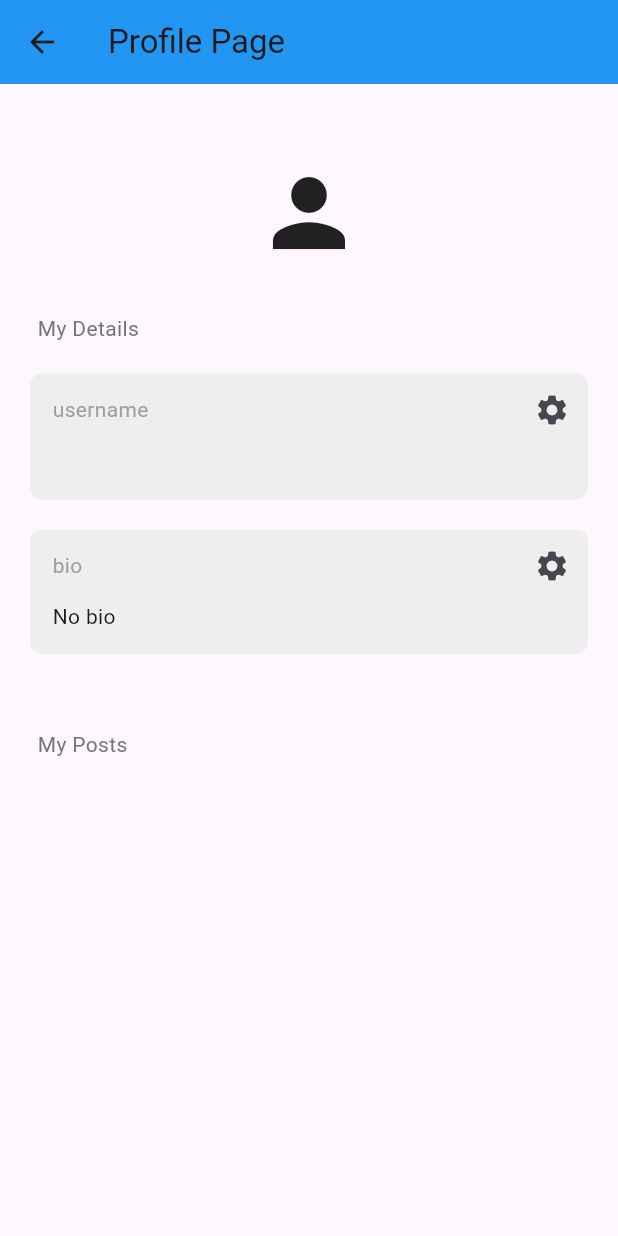
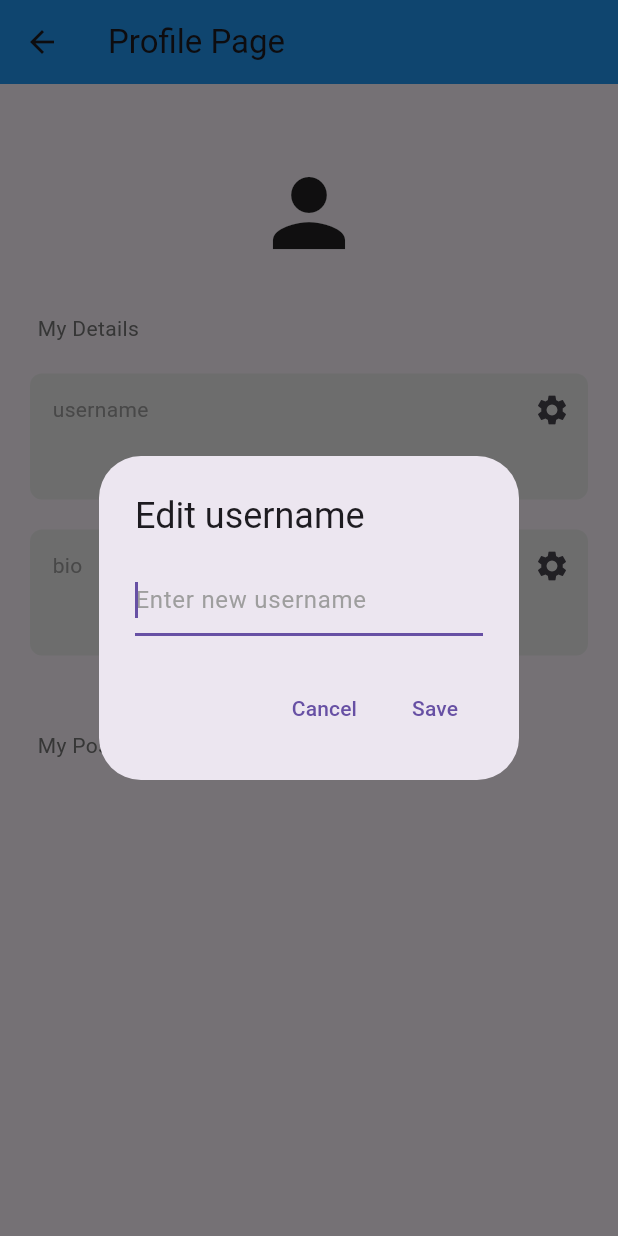
Before and after one commit to kevingallardo52/memeStream, a Flutter app: the ProfilePage screen opened directly, after a tap on the "settings" icon, on a phone screen of 412 x 824 dp. Run offline on Flutter 3.47's test engine with Material 3 defaults, Android fonts, the phone set to English and light mode, and no system bars; our stand-ins replace cloud_firestore, firebase_auth, firebase_core; accounts and stored records are empty.

Commit message:
profile added

```diff
--- a/flutter_application_1/lib/pages/profile.dart
+++ b/flutter_application_1/lib/pages/profile.dart
@@ -12,14 +12,59 @@ class ProfilePage extends StatefulWidget {
 
 class _ProfilePageState extends State<ProfilePage> {
   final currentUser = FirebaseAuth.instance.currentUser!;
+  // all users
+  final userCollection = FirebaseFirestore.instance.collection('Users');
 
-  // edit field
-  Future<void> editField(String field) async {}
+  // Edit field
+  Future<void> editField(String field) async {
+    String newValue = "";
+    await showDialog(
+      context: context,
+      builder: (context) => AlertDialog(
+        title: Text("Edit " + field),
+        content: TextField(
+          autofocus: true,
+          decoration: InputDecoration(
+            hintText: "Enter new $field",
+            hintStyle: TextStyle(color: Colors.grey),
+          ),
+          onChanged: (value) {
+            newValue = value;
+          },
+        ),
+        actions: [
+          // cancel button
+          TextButton(
+            child: Text(
+              'Cancel',
+            ),
+            onPressed: () => Navigator.pop(context),
+          ),
+
+          // Save button
+          TextButton(
+            child: Text(
+              'Save',
+            ),
+            onPressed: () => Navigator.of(context).pop(newValue),
+          ),
+        ],
+      ),
+    );
+
+    //update in firestore
+
+    if (newValue.trim().length > 0) {
+      // do not update if field is empty
+      await userCollection.doc(currentUser.email).update({field: newValue});
+    }
+  }
+
   @override
   Widget build(BuildContext context) {
     return Scaffold(
       appBar: AppBar(
-          title: Text("Profile Page"),
+        title: const Text("Profile Page"),
         backgroundColor: Colors.blue,
       ),
       body: StreamBuilder<DocumentSnapshot>(
@@ -29,32 +74,20 @@ class _ProfilePageState extends State<ProfilePage> {
             .snapshots(),
         builder: (context, snapshot) {
           if (snapshot.hasData) {
-              // get user data
-              final userData = snapshot.data!.data() as Map<String, dynamic>;
+            // Check if document data is not null before casting
+            final userData =
+                snapshot.data?.data() as Map<String, dynamic>? ?? {};
 
             return ListView(
               children: [
-                  const SizedBox(
-                    height: 50,
-                  ),
-                  // profile pic
-                  const Icon(
-                    Icons.person,
-                    size: 72,
-                  ),
-
-                  //user email
+                const SizedBox(height: 50),
+                const Icon(Icons.person, size: 72),
                 Text(
-                    currentUser.email!,
+                  currentUser.email ?? "No email",
                   textAlign: TextAlign.center,
                   style: TextStyle(color: Colors.grey[700]),
                 ),
-
-                  const SizedBox(
-                    height: 10,
-                  ),
-
-                  // user details
+                const SizedBox(height: 10),
                 Padding(
                   padding: const EdgeInsets.only(left: 25.0),
                   child: Text(
@@ -62,27 +95,17 @@ class _ProfilePageState extends State<ProfilePage> {
                     style: TextStyle(color: Colors.grey[600]),
                   ),
                 ),
-
-                  // username
                 MyTextBox(
-                    text: userData['username'],
+                  text: userData['username'] ?? 'No username',
                   sectionName: 'username',
                   onPressed: () => editField('username'),
                 ),
-
-                  //bio
-                  // username
                 MyTextBox(
-                    text: 'No bio',
+                  text: userData['bio'] ?? 'No bio',
                   sectionName: 'bio',
                   onPressed: () => editField('bio'),
                 ),
-
-                  const SizedBox(
-                    height: 50,
-                  ),
-
-                  // user posts
+                const SizedBox(height: 50),
                 Padding(
                   padding: const EdgeInsets.only(left: 25.0),
                   child: Text(
@@ -94,14 +117,14 @@ class _ProfilePageState extends State<ProfilePage> {
             );
           } else if (snapshot.hasError) {
             return Center(
-                child: Text('Error${snapshot.error}'),
+              child: Text('Error: ${snapshot.error}'),
             );
           }
-
           return const Center(
             child: CircularProgressIndicator(),
           );
         },
-        ));
+      ),
+    );
   }
 }
```
Lines whose indentation alone changed are shown as unchanged.
